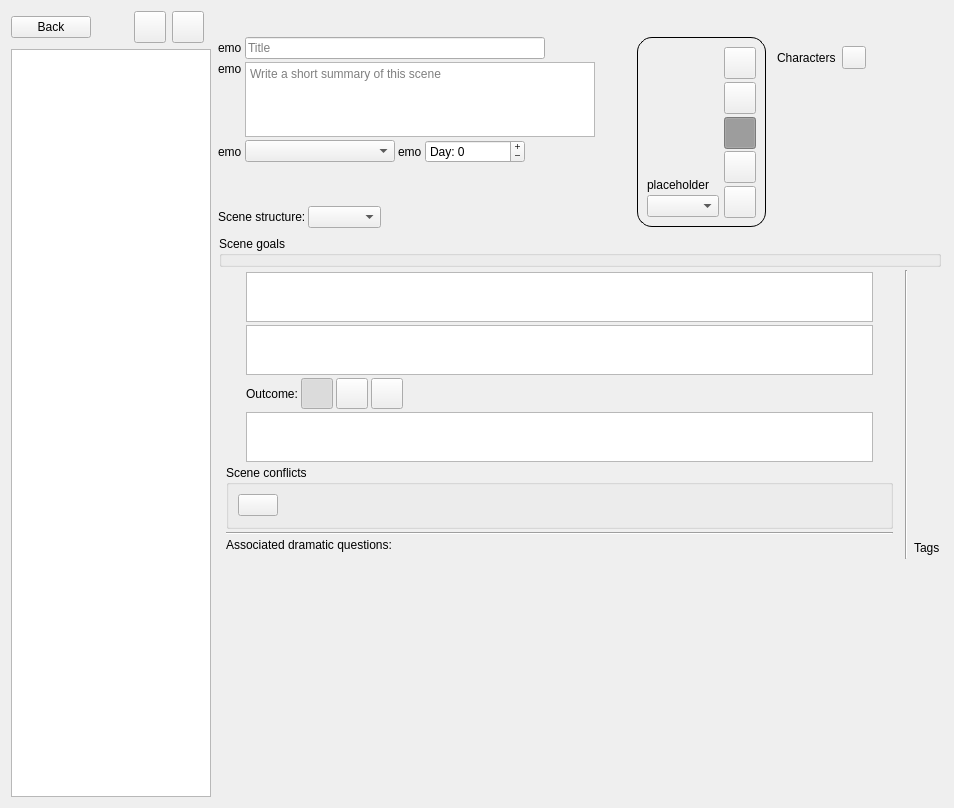
Before: the Qt Designer form ui/scene_editor.ui in zkovari/plotlyst, drawn with Qt 5.
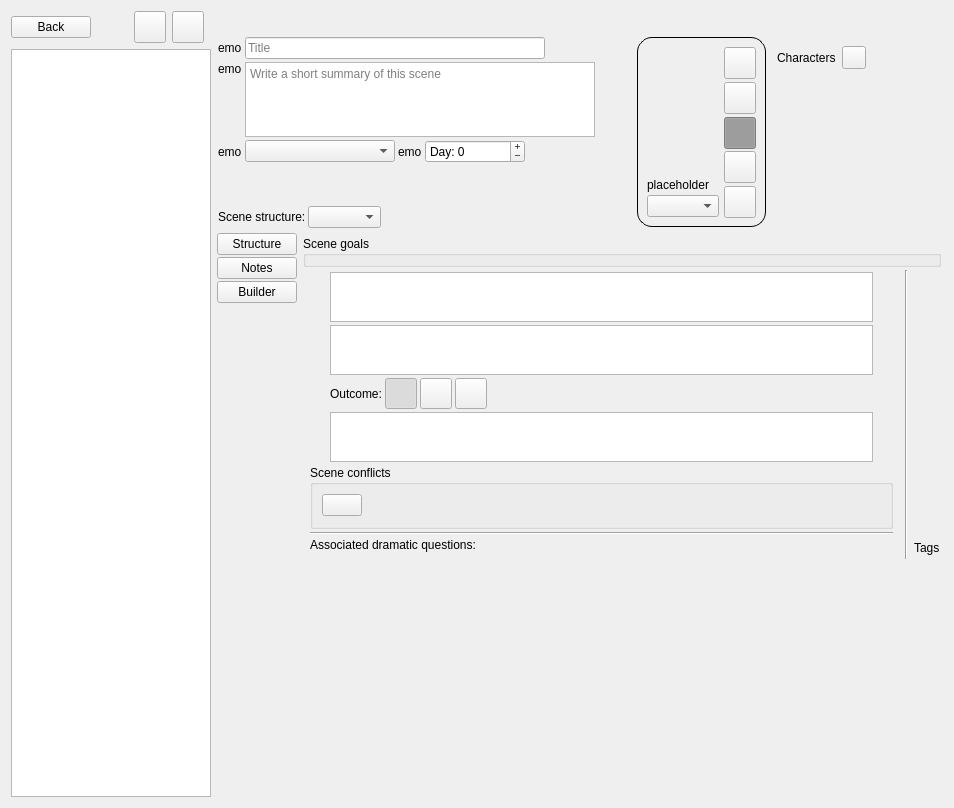
After: the same form once the commit is applied. Custom widgets are drawn as their Qt base class.

Commit message: Add scene docs

```diff
--- a/ui/scene_editor.ui
+++ b/ui/scene_editor.ui
@@ -848,11 +848,86 @@
       </widget>
      </item>
      <item>
+      <layout class="QHBoxLayout" name="horizontalLayout_2">
+       <item>
+        <widget class="QWidget" name="widget_5" native="true">
+         <layout class="QVBoxLayout" name="verticalLayout_17">
+          <property name="spacing">
+           <number>2</number>
+          </property>
+          <property name="leftMargin">
+           <number>0</number>
+          </property>
+          <property name="topMargin">
+           <number>0</number>
+          </property>
+          <property name="rightMargin">
+           <number>0</number>
+          </property>
+          <property name="bottomMargin">
+           <number>0</number>
+          </property>
+          <item>
+           <widget class="RotatedButton" name="btnAttributes">
+            <property name="text">
+             <string>Structure</string>
+            </property>
+            <property name="checkable">
+             <bool>true</bool>
+            </property>
+            <attribute name="buttonGroup">
+             <string notr="true">btnGroupPages</string>
+            </attribute>
+           </widget>
+          </item>
+          <item>
+           <widget class="RotatedButton" name="btnNotes">
+            <property name="text">
+             <string>Notes</string>
+            </property>
+            <property name="checkable">
+             <bool>true</bool>
+            </property>
+            <attribute name="buttonGroup">
+             <string notr="true">btnGroupPages</string>
+            </attribute>
+           </widget>
+          </item>
+          <item>
+           <widget class="RotatedButton" name="btnBuilder">
+            <property name="text">
+             <string>Builder</string>
+            </property>
+            <property name="checkable">
+             <bool>true</bool>
+            </property>
+            <attribute name="buttonGroup">
+             <string notr="true">btnGroupPages</string>
+            </attribute>
+           </widget>
+          </item>
+          <item>
+           <spacer name="verticalSpacer_4">
+            <property name="orientation">
+             <enum>Qt::Vertical</enum>
+            </property>
+            <property name="sizeHint" stdset="0">
+             <size>
+              <width>20</width>
+              <height>40</height>
+             </size>
+            </property>
+           </spacer>
+          </item>
+         </layout>
+        </widget>
+       </item>
+       <item>
       <widget class="QStackedWidget" name="stackedWidget">
        <property name="focusPolicy">
         <enum>Qt::NoFocus</enum>
        </property>
-       <widget class="QWidget" name="stackedWidgetPage1" native="true">
+         <widget class="QWidget" name="pageStructure">
         <layout class="QVBoxLayout" name="verticalLayout_4">
          <property name="spacing">
           <number>3</number>
@@ -915,7 +990,7 @@
             </spacer>
            </item>
            <item>
-            <widget class="QWidget" name="widget" native="true">
+              <widget class="QWidget" name="widget_2" native="true">
              <property name="maximumSize">
               <size>
                <width>16777215</width>
@@ -1272,13 +1347,13 @@
                </layout>
               </item>
               <item>
-               <layout class="QHBoxLayout" name="horizontalLayout_2">
+                 <layout class="QHBoxLayout" name="horizontalLayout_4">
                 <item>
                  <widget class="QGroupBox" name="groupBox">
                   <property name="title">
                    <string>Scene conflicts</string>
                   </property>
-                  <layout class="QHBoxLayout" name="horizontalLayout_4">
+                    <layout class="QHBoxLayout" name="horizontalLayout_10">
                    <item>
                     <widget class="QPushButton" name="btnAddConflict">
                      <property name="maximumSize">
@@ -1409,7 +1484,7 @@
             </spacer>
            </item>
            <item>
-            <widget class="QWidget" name="widget_2" native="true">
+              <widget class="QWidget" name="widget_3" native="true">
              <property name="sizePolicy">
               <sizepolicy hsizetype="Maximum" vsizetype="Preferred">
                <horstretch>0</horstretch>
@@ -1452,7 +1527,7 @@
                </spacer>
               </item>
               <item>
-               <widget class="QWidget" name="widget_3" native="true">
+                 <widget class="QWidget" name="widget_4" native="true">
                 <layout class="QVBoxLayout" name="verticalLayout_13">
                  <property name="spacing">
                   <number>3</number>
@@ -1520,7 +1595,7 @@
          </item>
         </layout>
        </widget>
-       <widget class="QWidget" name="stackedWidgetPage2" native="true">
+         <widget class="QWidget" name="pageNotes">
         <layout class="QVBoxLayout" name="verticalLayout_7">
          <property name="spacing">
           <number>2</number>
@@ -1538,18 +1613,11 @@
           <number>2</number>
          </property>
          <item>
-          <widget class="QTextEdit" name="textNotes">
-           <property name="autoFormatting">
-            <set>QTextEdit::AutoAll</set>
-           </property>
-           <property name="placeholderText">
-            <string>Notes</string>
-           </property>
-          </widget>
+            <widget class="RichTextEditor" name="textNotes"/>
          </item>
         </layout>
        </widget>
-       <widget class="QWidget" name="stackedWidgetPage3" native="true">
+         <widget class="QWidget" name="pageBuilder">
         <layout class="QVBoxLayout" name="verticalLayout_10">
          <property name="spacing">
           <number>1</number>
@@ -1696,13 +1764,25 @@
     </layout>
    </item>
   </layout>
+   </item>
+  </layout>
  </widget>
  <customwidgets>
+  <customwidget>
+   <class>RichTextEditor</class>
+   <extends>QTextEdit</extends>
+   <header>src.main.python.plotlyst.view.widget.input</header>
+  </customwidget>
   <customwidget>
    <class>AutoAdjustableTextEdit</class>
    <extends>QTextEdit</extends>
    <header>src.main.python.plotlyst.view.widget.input</header>
   </customwidget>
+  <customwidget>
+   <class>RotatedButton</class>
+   <extends>QPushButton</extends>
+   <header>src.main.python.plotlyst.view.widget.input</header>
+  </customwidget>
   <customwidget>
    <class>LabelsWidget</class>
    <extends>QWidget</extends>
```
Left out of the diff: 1 changed line with no effect on the pictures. Lines whose indentation alone changed are shown as unchanged. The commit also changes 6 other files.
